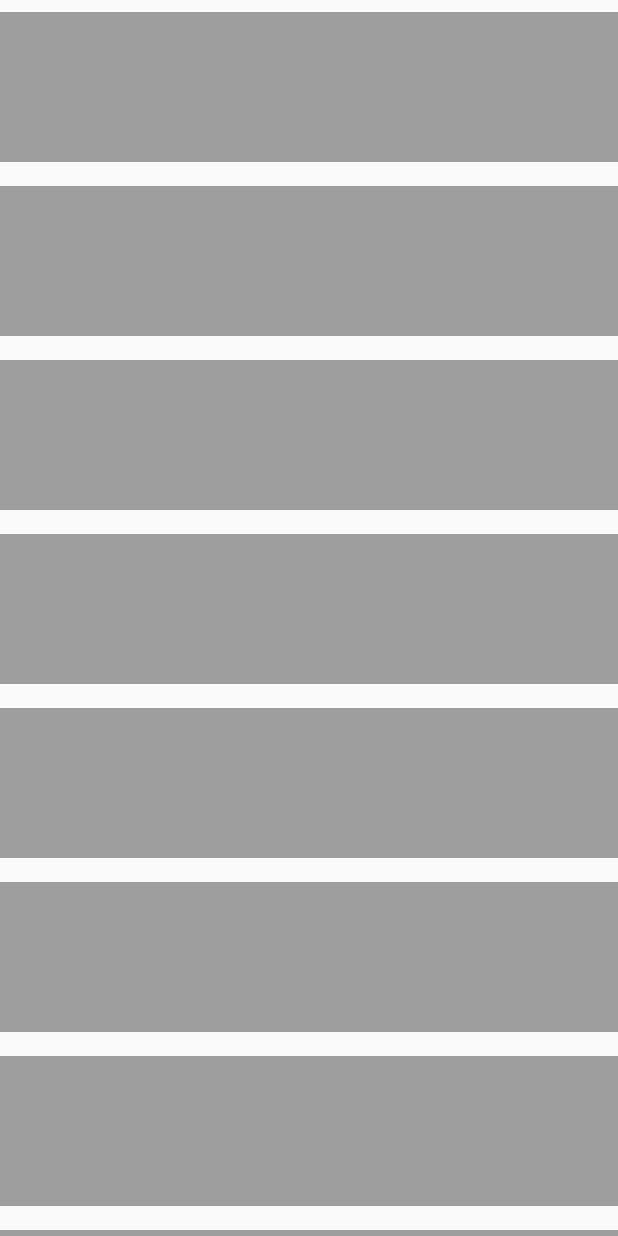
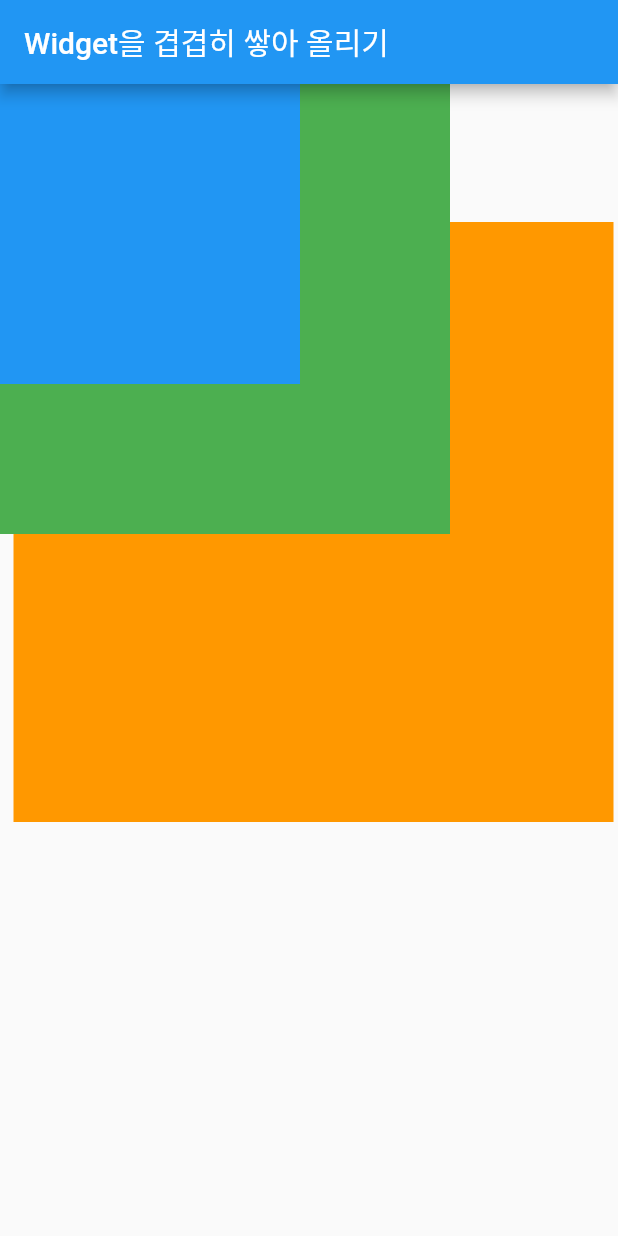
Before and after one commit to jkyoon-dev/flutter_basic, a Flutter app: the screen it shows after launch, on a phone screen of 412 x 824 dp. Run offline on Flutter 3.47's test engine with Material 2 defaults, Android fonts, the phone set to English and light mode, and no system bars.

Commit message:
Stack, Positioned, Align

```diff
--- a/lib/main.dart
+++ b/lib/main.dart
@@ -4,6 +4,9 @@ void main() {
   runApp(
     MaterialApp(
       home: Scaffold(
+        appBar: AppBar(
+          title: Text('Widget을 겹겹히 쌓아 올리기'),
+        ),
         body: Body(),
       ),
     ),
@@ -15,68 +18,20 @@ class Body extends StatelessWidget {
 
   @override
   Widget build(BuildContext context) {
-    // 스크롤
-    return SingleChildScrollView(
-      child: Column(
-        mainAxisAlignment: MainAxisAlignment.center,
-        crossAxisAlignment: CrossAxisAlignment.start,
-        children: [
-          Container(
-            color: Colors.grey,
-            width: double.infinity,
-            height: 100,
-            margin: EdgeInsets.symmetric(vertical: 8),
-          ),
-          Container(
-            color: Colors.grey,
-            width: double.infinity,
-            height: 100,
-            margin: EdgeInsets.symmetric(vertical: 8),
-          ),
-          Container(
-            color: Colors.grey,
-            width: double.infinity,
-            height: 100,
-            margin: EdgeInsets.symmetric(vertical: 8),
-          ),
-          Container(
-            color: Colors.grey,
-            width: double.infinity,
-            height: 100,
-            margin: EdgeInsets.symmetric(vertical: 8),
-          ),
-          Container(
-            color: Colors.grey,
-            width: double.infinity,
-            height: 100,
-            margin: EdgeInsets.symmetric(vertical: 8),
-          ),
-          Container(
-            color: Colors.grey,
-            width: double.infinity,
-            height: 100,
-            margin: EdgeInsets.symmetric(vertical: 8),
-          ),
-          Container(
-            color: Colors.grey,
-            width: double.infinity,
-            height: 100,
-            margin: EdgeInsets.symmetric(vertical: 8),
-          ),
-          Container(
-            color: Colors.grey,
-            width: double.infinity,
-            height: 100,
-            margin: EdgeInsets.symmetric(vertical: 8),
-          ),
-          Container(
-            color: Colors.grey,
-            width: double.infinity,
-            height: 100,
-            margin: EdgeInsets.symmetric(vertical: 8),
-          ),
-        ],
-      ),
+    return Stack(
+      children: [
+        // Positioned(
+        //   top: 430,
+        //   left: 30,
+        //   child: Container(width: 500, height: 500, color: Colors.red),
+        // ),
+        Align(
+          alignment: Alignment(0.5, -0.5),
+          child: Container(width: 400, height: 400, color: Colors.orange),
+        ),
+        Container(width: 300, height: 300, color: Colors.green),
+        Container(width: 200, height: 200, color: Colors.blue),
+      ],
     );
   }
 }
```
